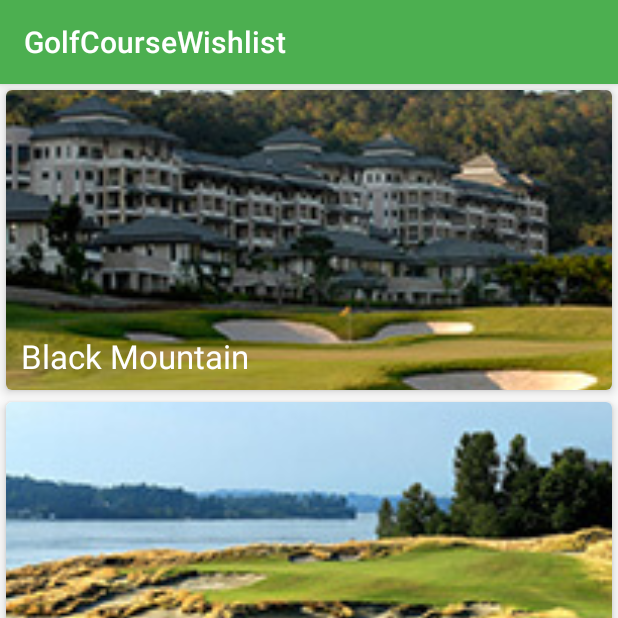
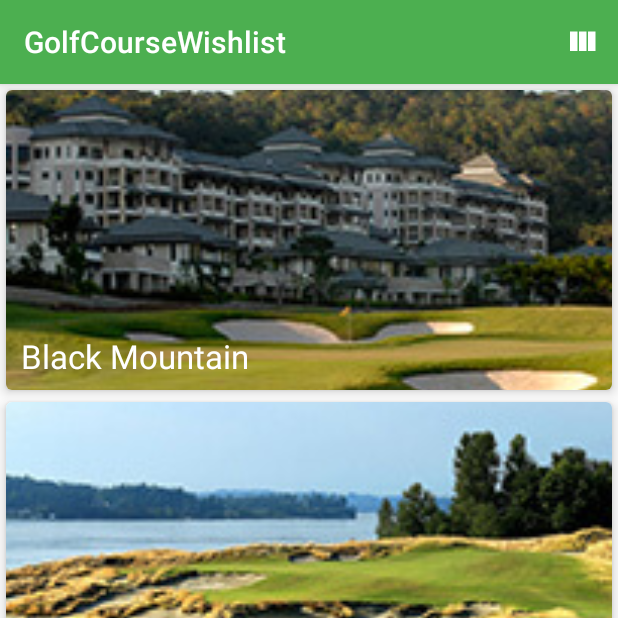
Before and after one commit to Arnaudev/Android-Kotlin, an Android app: the screen it shows after launch (MainActivity), on a phone screen of 412 x 824 dp, the top half of it. Run offline under Robolectric (Android 15) with nearby library versions, the phone set to English and light mode, and no system bars.

Commit message:
EX 08 finished

```diff
--- a/GolfCourseWishlist/app/src/main/java/com/example/golfcoursewishlist/MainActivity.kt
+++ b/GolfCourseWishlist/app/src/main/java/com/example/golfcoursewishlist/MainActivity.kt
@@ -3,9 +3,7 @@ package com.example.golfcoursewishlist
 import android.content.Context
 import androidx.appcompat.app.AppCompatActivity
 import android.os.Bundle
-import android.view.LayoutInflater
-import android.view.View
-import android.view.ViewGroup
+import android.view.*
 import android.widget.ImageView
 import android.widget.TextView
 import androidx.recyclerview.widget.RecyclerView
@@ -13,23 +11,53 @@ import androidx.recyclerview.widget.StaggeredGridLayoutManager
 import com.bumptech.glide.Glide
 import kotlinx.android.synthetic.main.activity_main.*
 import kotlinx.android.synthetic.main.row_places.view.*
+import java.util.*
+import kotlin.collections.ArrayList
 
-
+private var isListView = true
+private var mStaggeredLayoutManager: StaggeredGridLayoutManager? = null
 
 class MainActivity : AppCompatActivity() {
     override fun onCreate(savedInstanceState: Bundle?) {
         super.onCreate(savedInstanceState)
         setContentView(R.layout.activity_main)
 
-
         // Use StaggeredGridLayoutManager as a layout manager for recyclerView
 
-        recyclerView.layoutManager = StaggeredGridLayoutManager(1, StaggeredGridLayoutManager.VERTICAL)
+        mStaggeredLayoutManager = StaggeredGridLayoutManager(1, StaggeredGridLayoutManager.VERTICAL)
+        recyclerView.layoutManager = mStaggeredLayoutManager
+
         // Use GolfCourseWishlistAdapter as a adapter for recyclerView
+        recyclerView.adapter = GolfCourseWishlistAdapter(Places.placeList())
 
-        recyclerView.adapter = GolfCourseWishlistAdapter(Places.placeList())
     }
-}
+    override fun onCreateOptionsMenu(menu: Menu): Boolean {
+        val inflater: MenuInflater = menuInflater
+        inflater.inflate(R.menu.menu, menu)
+        return true
+    }
+
+    override fun onOptionsItemSelected(item: MenuItem): Boolean {
+        return when (item.itemId) {
+            R.id.action_toggle -> {
+                if (isListView) {
+                    item.setIcon(R.drawable.ic_view_stream_white_24dp)
+                    item.title = "Show as list"
+                    isListView = false
+                    mStaggeredLayoutManager?.spanCount = 2
+                } else {
+                    item.setIcon(R.drawable.ic_view_column_white_24dp)
+                    item.title = "Show as grid"
+                    isListView = true
+                    mStaggeredLayoutManager?.spanCount = 1
+                }
+                true
+            }
+            else -> super.onOptionsItemSelected(item)
+        }
+    }
+    }
+
 
 class Place {
     var name: String? = null
@@ -44,7 +72,7 @@ class Places {
     // like "static" in other OOP languages
     companion object {
         // hard code a few places
-        var placeNameArray = arrayOf(
+        private var placeNameArray = arrayOf(
                 "Black Mountain",
                 "Chambers Bay",
                 "Clear Water",
@@ -61,7 +89,8 @@ class Places {
             for (i in placeNameArray.indices) {
                 val place = Place()
                 place.name = placeNameArray[i]
-                place.image = placeNameArray[i].replace("\\s+".toRegex(), "").toLowerCase()
+                place.image =
+                    placeNameArray[i].replace("\\s+".toRegex(), "").toLowerCase(Locale.ROOT)
                 list.add(place)
             }
             return list
@@ -85,7 +114,7 @@ class GolfCourseWishlistAdapter(private val places: ArrayList<Place>)
 
     override fun onBindViewHolder(holder: GolfCourseWishlistAdapter.ViewHolder, position: Int) {
         // place to bind UI
-        val place: Place = places.get(position)
+        val place: Place = places[position]
         // name
         holder.nameTextView.text = place.name
         // image
--- /dev/null
+++ b/GolfCourseWishlist/app/src/main/res/drawable/ic_android_white_24dp.xml
@@ -0,0 +1,5 @@
+<vector android:height="24dp" android:tint="#FFFFFF"
+    android:viewportHeight="24" android:viewportWidth="24"
+    android:width="24dp" xmlns:android="http://schemas.android.com/apk/res/android">
+    <path android:fillColor="#FF000000" android:pathData="M17.6,11.48 L19.44,8.3a0.63,0.63 0,0 0,-1.09 -0.63l-1.88,3.24a11.43,11.43 0,0 0,-8.94 0L5.65,7.67a0.63,0.63 0,0 0,-1.09 0.63L6.4,11.48A10.81,10.81 0,0 0,1 20L23,20A10.81,10.81 0,0 0,17.6 11.48ZM7,17.25A1.25,1.25 0,1 1,8.25 16,1.25 1.25,0 0,1 7,17.25ZM17,17.25A1.25,1.25 0,1 1,18.25 16,1.25 1.25,0 0,1 17,17.25Z"/>
+</vector>
--- /dev/null
+++ b/GolfCourseWishlist/app/src/main/res/drawable/ic_view_stream_white_24dp.xml
@@ -0,0 +1,12 @@
+<?xml version="1.0" encoding="utf-8"?>
+<selector xmlns:tools="http://schemas.android.com/tools" xmlns:android="http://schemas.android.com/apk/res/android" tools:ignore="ExtraText">
+    android:width="24dp"
+    android:height="24dp"
+    android:viewportWidth="24"
+    android:viewportHeight="24">
+
+    <path
+        android:pathData="M17.6,11.48 L19.44,8.3a0.63,0.63 0,0 0,-1.09 -0.63l-1.88,3.24a11.43,11.43 0,0 0,-8.94 0L5.65,7.67a0.63,0.63 0,0 0,-1.09 0.63L6.4,11.48A10.81,10.81 0,0 0,1 20L23,20A10.81,10.81 0,0 0,17.6 11.48ZM7,17.25A1.25,1.25 0,1 1,8.25 16,1.25 1.25,0 0,1 7,17.25ZM17,17.25A1.25,1.25 0,1 1,18.25 16,1.25 1.25,0 0,1 17,17.25Z"
+        android:fillColor="#FF000000"/>
+
+</selector>
```
Also changed, not shown: 2 other files.
